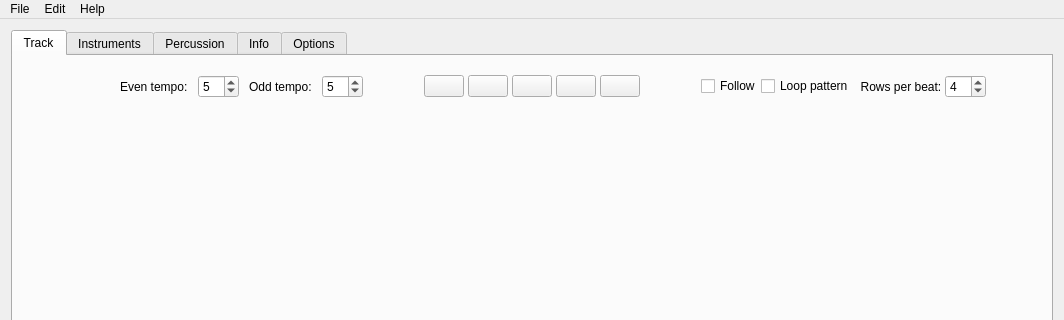
Above: mainwindow.ui from steux/tiatracker before the change; both pictures show x 0 to 1064 and y 0 to 320 of the 1064 by 783 pixel window. Below: the same form after it.
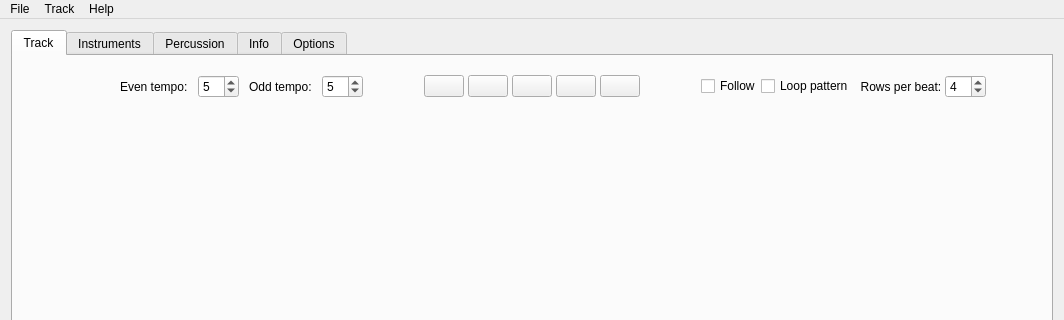
That is the form after the change. Icons and pictures are not drawn. Custom widgets are drawn as their Qt base class.

Diff of the .ui file:
```diff
--- a/mainwindow.ui
+++ b/mainwindow.ui
@@ -902,9 +902,9 @@
     </property>
     <addaction name="actionAbout"/>
    </widget>
-   <widget class="QMenu" name="menuEdit">
+   <widget class="QMenu" name="menuTrack">
     <property name="title">
-     <string>Edit</string>
+     <string>Track</string>
     </property>
     <addaction name="actionCut"/>
     <addaction name="actionCopy"/>
@@ -913,7 +913,7 @@
     <addaction name="actionRedo"/>
    </widget>
    <addaction name="menuFile"/>
-   <addaction name="menuEdit"/>
+   <addaction name="menuTrack"/>
    <addaction name="menuHelp"/>
   </widget>
   <widget class="QStatusBar" name="statusBar"/>
```
Left out of the diff: 13 changed lines with no effect on the pictures.
